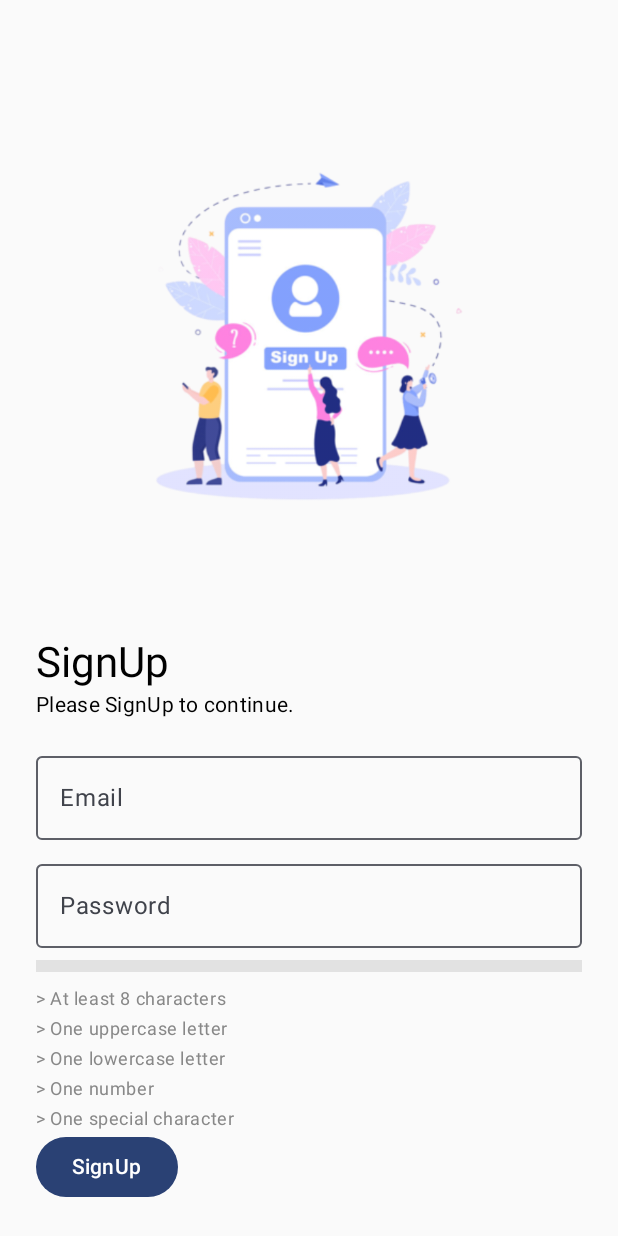
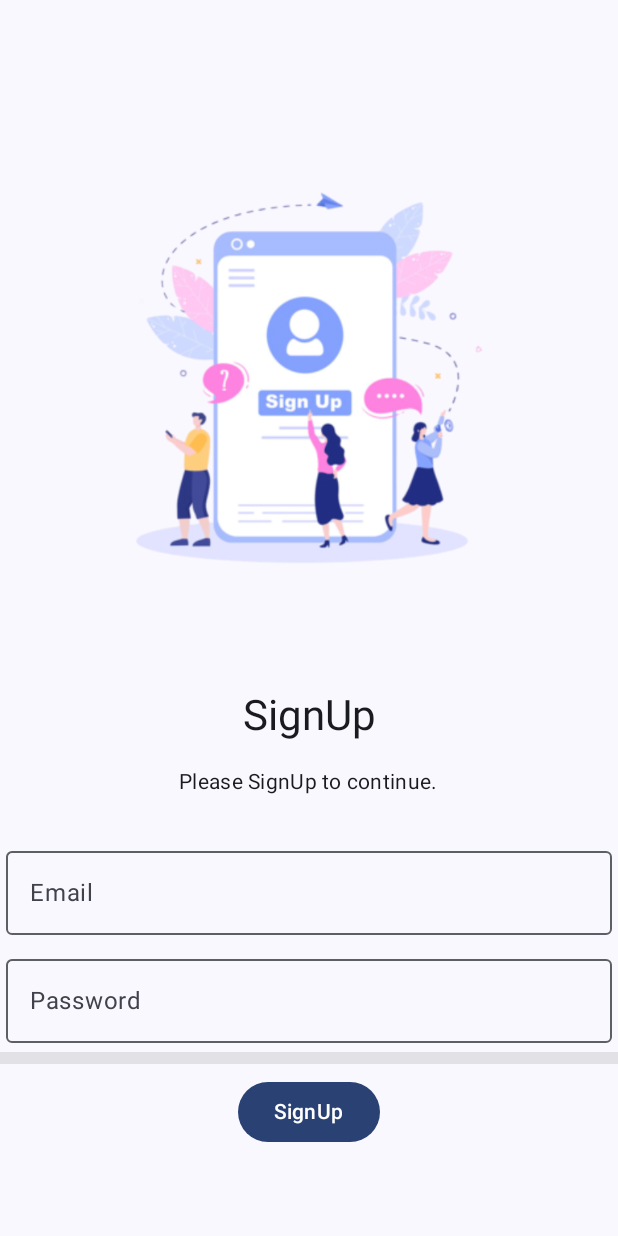
Before and after one commit to ashgorhythm/Expensr, an Android app built with Jetpack Compose: the LoginScreen screen opened through its navigation route, after a tap on "No account?", on a phone screen of 412 x 824 dp. Run offline under Robolectric (Android 15) with nearby library versions, the phone set to English and light mode, and no system bars; libraries missing offline, so code that uses them is left out: io.github.jan.supabase; 3 statements that could not run were skipped.

Commit message:
fine tuning

```diff
--- a/app/src/main/java/com/ashgorhythm/expensr/MainActivity.kt
+++ b/app/src/main/java/com/ashgorhythm/expensr/MainActivity.kt
@@ -4,12 +4,14 @@ import android.os.Bundle
 import androidx.activity.ComponentActivity
 import androidx.activity.compose.setContent
 import androidx.activity.enableEdgeToEdge
+import androidx.core.view.WindowCompat
 import com.ashgorhythm.expensr.navigation.navgraph.RootNavGraph
 import com.ashgorhythm.expensr.ui.theme.ExpensrTheme
 
 class MainActivity : ComponentActivity() {
     override fun onCreate(savedInstanceState: Bundle?) {
         super.onCreate(savedInstanceState)
+        WindowCompat.setDecorFitsSystemWindows(window,false)
         enableEdgeToEdge()
         setContent {
             ExpensrTheme {
--- a/app/src/main/java/com/ashgorhythm/expensr/presentation/screens/Login.kt
+++ b/app/src/main/java/com/ashgorhythm/expensr/presentation/screens/Login.kt
@@ -7,13 +7,20 @@ import androidx.compose.foundation.layout.Spacer
 import androidx.compose.foundation.layout.fillMaxSize
 import androidx.compose.foundation.layout.fillMaxWidth
 import androidx.compose.foundation.layout.height
+import androidx.compose.foundation.layout.imePadding
 import androidx.compose.foundation.layout.padding
 import androidx.compose.foundation.layout.size
 import androidx.compose.foundation.layout.width
+import androidx.compose.foundation.shape.RoundedCornerShape
 import androidx.compose.foundation.text.KeyboardOptions
 import androidx.compose.material3.Button
 import androidx.compose.material3.MaterialTheme
 import androidx.compose.material3.OutlinedTextField
+import androidx.compose.material3.Scaffold
+import androidx.compose.material3.Snackbar
+import androidx.compose.material3.SnackbarDuration
+import androidx.compose.material3.SnackbarHost
+import androidx.compose.material3.SnackbarHostState
 import androidx.compose.material3.Text
 import androidx.compose.material3.TextButton
 import androidx.compose.runtime.Composable
@@ -44,11 +51,27 @@ fun LoginScreen(
     val uiState = viewModel.uiState
     var email by remember { mutableStateOf("") }
     var password by remember { mutableStateOf("") }
-
+    val snackbarHostState = remember { SnackbarHostState() }
+    Scaffold(
+        snackbarHost = {
+            SnackbarHost(
+                hostState = snackbarHostState,
+                snackbar = {
+                    Snackbar(
+                        snackbarData = it,
+                        shape = RoundedCornerShape(8.dp),
+                        containerColor = Color.Red,
+                        contentColor = Color.White
+                    )
+                }
+            )
+        }
+    ) {innerPadding ->
         Column(
             modifier = modifier
                 .fillMaxSize()
-            .padding(24.dp),
+                .imePadding()
+                .padding(innerPadding),
             horizontalAlignment = Alignment.Start,
             verticalArrangement = Arrangement.Center
         ) {
@@ -60,26 +83,31 @@ fun LoginScreen(
                 contentDescription = "Login"
             )
             Text(
+                modifier = modifier
+                    .padding(8.dp),
                 text = "Login",
                 style = MaterialTheme.typography.headlineMedium,
                 fontWeight = FontWeight.Bold
             )
             Text(
+                modifier = modifier
+                    .padding(8.dp),
                 text = "Please Login to continue.",
                 style = MaterialTheme.typography.bodyMedium
             )
             Spacer(modifier = modifier.height(16.dp))
             OutlinedTextField(
                 modifier = modifier
+                    .padding(4.dp)
                     .fillMaxWidth(),
                 value = email,
                 onValueChange = { email = it },
                 label = {Text("Email")},
                 keyboardOptions = KeyboardOptions(keyboardType = KeyboardType.Email)
             )
-        Spacer(modifier = modifier.height(8.dp))
             OutlinedTextField(
                 modifier = modifier
+                    .padding(4.dp)
                     .fillMaxWidth(),
                 value = password,
                 onValueChange = { password = it },
@@ -87,8 +115,7 @@ fun LoginScreen(
                 visualTransformation = PasswordVisualTransformation()
 
             )
-        Spacer(modifier = modifier.height(16.dp))
-        if (uiState.error != null) Text(uiState.error, color = MaterialTheme.colorScheme.error)
+            Spacer(modifier = modifier.height(4.dp))
             Button(
                 modifier = modifier.align(Alignment.CenterHorizontally),
                 onClick = {
@@ -109,5 +136,15 @@ fun LoginScreen(
             LaunchedEffect(uiState.isAuthenticated) {
                 if (uiState.isAuthenticated) onLoginSuccess()
             }
+            LaunchedEffect(uiState.error) {
+                uiState.error?.let {msg ->
+                    snackbarHostState.showSnackbar(
+                        message = msg,
+                        actionLabel = "OK",
+                        duration = SnackbarDuration.Short
+                    )
                 }
             }
+        }
+    }
+}
--- a/app/src/main/java/com/ashgorhythm/expensr/presentation/screens/SignUp.kt
+++ b/app/src/main/java/com/ashgorhythm/expensr/presentation/screens/SignUp.kt
@@ -1,23 +1,30 @@
 package com.ashgorhythm.expensr.presentation.screens
 
 
+import android.annotation.SuppressLint
 import androidx.compose.animation.animateColorAsState
 import androidx.compose.foundation.Image
 import androidx.compose.foundation.background
 import androidx.compose.foundation.layout.Arrangement
 import androidx.compose.foundation.layout.Box
-import androidx.compose.foundation.layout.Column
 import androidx.compose.foundation.layout.Spacer
 import androidx.compose.foundation.layout.fillMaxHeight
 import androidx.compose.foundation.layout.fillMaxSize
 import androidx.compose.foundation.layout.fillMaxWidth
 import androidx.compose.foundation.layout.height
+import androidx.compose.foundation.layout.imePadding
 import androidx.compose.foundation.layout.padding
 import androidx.compose.foundation.layout.size
+import androidx.compose.foundation.lazy.LazyColumn
+import androidx.compose.foundation.shape.RoundedCornerShape
 import androidx.compose.foundation.text.KeyboardOptions
 import androidx.compose.material3.Button
 import androidx.compose.material3.MaterialTheme
 import androidx.compose.material3.OutlinedTextField
+import androidx.compose.material3.Scaffold
+import androidx.compose.material3.Snackbar
+import androidx.compose.material3.SnackbarHost
+import androidx.compose.material3.SnackbarHostState
 import androidx.compose.material3.Text
 import androidx.compose.runtime.Composable
 import androidx.compose.runtime.LaunchedEffect
@@ -27,6 +34,7 @@ import androidx.compose.runtime.remember
 import androidx.compose.runtime.setValue
 import androidx.compose.ui.Alignment
 import androidx.compose.ui.Modifier
+import androidx.compose.ui.focus.onFocusChanged
 import androidx.compose.ui.graphics.Color
 import androidx.compose.ui.res.painterResource
 import androidx.compose.ui.text.input.KeyboardType
@@ -35,6 +43,7 @@ import androidx.compose.ui.unit.dp
 import com.ashgorhythm.expensr.R
 import com.ashgorhythm.expensr.viewmodel.AuthViewModel
 
+@SuppressLint("UnrememberedMutableState")
 @Composable
 fun SignUpScreen(
     modifier: Modifier = Modifier,
@@ -44,7 +53,8 @@ fun SignUpScreen(
     val uiState = viewModel.uiState
     var email by remember { mutableStateOf("") }
     var password by remember { mutableStateOf("") }
-
+    var showRules by remember { mutableStateOf(false) }
+    val snackbarHostState = remember { SnackbarHostState() }
     val conditions = listOf(
         password.length >= 8,
         password.any { it.isLowerCase() },
@@ -65,14 +75,30 @@ fun SignUpScreen(
         "One number",
         "One special character",
     )
-
-    Column(
+    Scaffold(
+        snackbarHost = {
+            SnackbarHost(
+                hostState = snackbarHostState,
+                snackbar = {
+                    Snackbar(
+                        snackbarData = it,
+                        shape = RoundedCornerShape(8.dp),
+                        containerColor = Color.Red,
+                        contentColor = Color.White
+                    )
+                }
+            )
+        }
+    ){innerPadding ->
+        LazyColumn(
             modifier = modifier
                 .fillMaxSize()
-            .padding(24.dp),
-        horizontalAlignment = Alignment.Start,
+                .imePadding()
+                .padding(innerPadding),
+            horizontalAlignment = Alignment.CenterHorizontally,
             verticalArrangement = Arrangement.Center
         ) {
+            item {
                 Image(
                     modifier = modifier
                         .fillMaxWidth()
@@ -81,32 +107,40 @@ fun SignUpScreen(
                     contentDescription = "SignUp"
                 )
                 Text(
+                    modifier = modifier
+                        .padding(8.dp),
                     text = "SignUp",
                     style = MaterialTheme.typography.headlineMedium
                 )
                 Text(
+                    modifier = modifier
+                        .padding(8.dp),
                     text = "Please SignUp to continue.",
                     style = MaterialTheme.typography.bodyMedium
                 )
                 Spacer(modifier = modifier.height(16.dp))
                 OutlinedTextField(
                     modifier = modifier
+                        .padding(4.dp)
                         .fillMaxWidth(),
                     value = email,
                     onValueChange = { email = it },
                     label = {Text("Email")},
                     keyboardOptions = KeyboardOptions(keyboardType = KeyboardType.Email)
                 )
-        Spacer(modifier = modifier.height(8.dp))
                 OutlinedTextField(
                     modifier = modifier
-                .fillMaxWidth(),
+                        .fillMaxWidth()
+                        .padding(4.dp)
+                        .onFocusChanged{focus->
+                            showRules = focus.isFocused
+                        },
                     value = password,
                     onValueChange = { password = it },
                     label = {Text("Password")},
                     visualTransformation = PasswordVisualTransformation()
                 )
-        Spacer(modifier = modifier.height(8.dp))
+                Spacer(modifier = modifier.height(2.dp))
                 Box(
                     modifier = modifier
                         .fillMaxWidth()
@@ -121,8 +155,8 @@ fun SignUpScreen(
                     ) { }
                 }
                 Spacer(modifier = modifier.height(8.dp))
-        rules.zip(conditions).forEach {
-            (label, satisfied) ->
+                if (showRules) {
+                    rules.zip(conditions).forEach { (label, satisfied) ->
                         val color by animateColorAsState(
                             if (satisfied) Color.Green else Color.Gray
                         )
@@ -132,6 +166,7 @@ fun SignUpScreen(
                             modifier = Modifier.padding(vertical = 2.dp),
                             style = MaterialTheme.typography.bodySmall
                         )
+                    }
                 }
                 Button(
                     onClick = {
@@ -146,3 +181,5 @@ fun SignUpScreen(
                 }
             }
         }
+    }
+}
```
Lines whose indentation alone changed are shown as unchanged.
